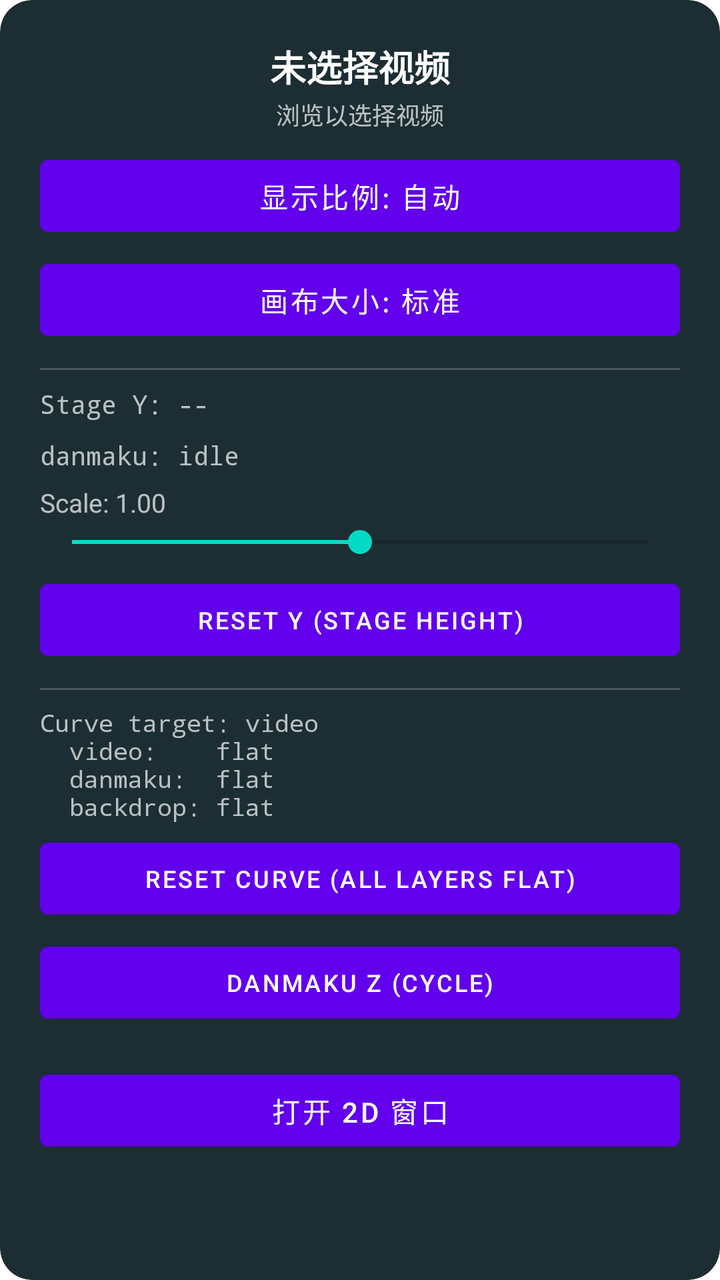
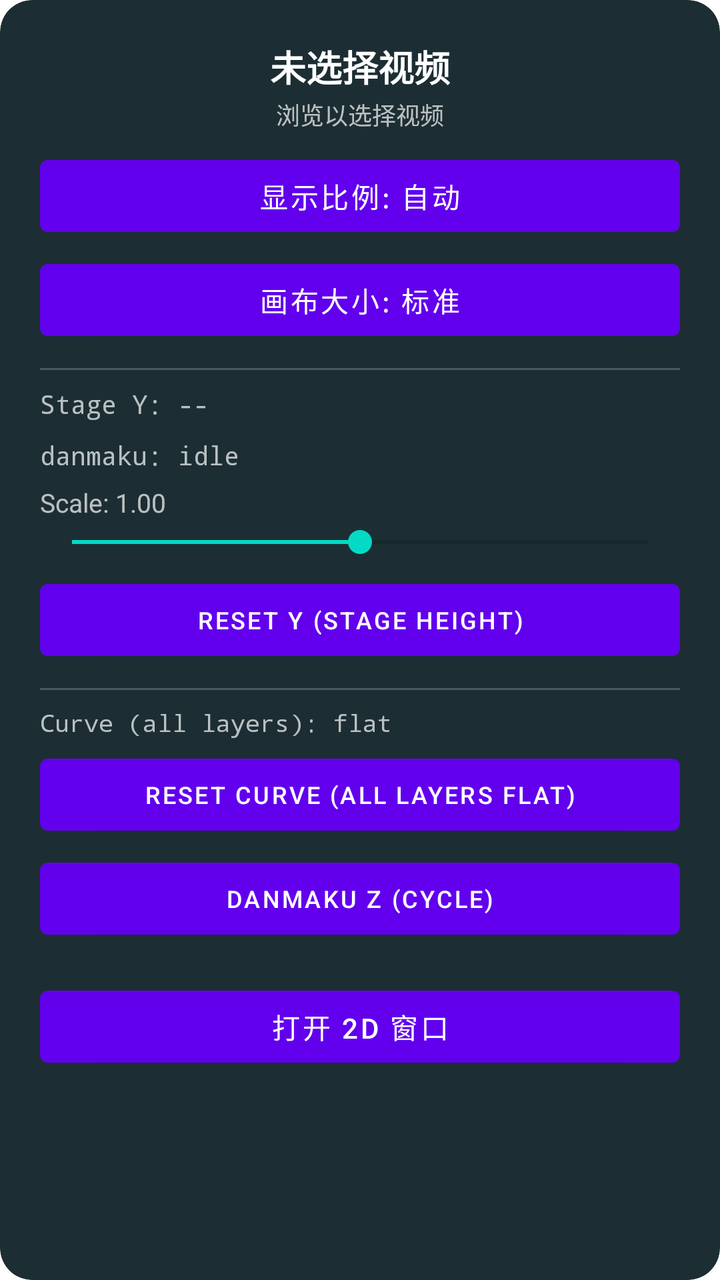

Two renders of the same Android screen: before a commit and after it. Below are the layout's source before the change and the commit's diff.
<!-- AndroidManifest.xml: fallback theme Theme.MaterialComponents.DayNight.NoActionBar -->
<!-- res/layout/mode_panel.xml -->
<?xml version="1.0" encoding="utf-8" ?>
<ScrollView
  xmlns:android="http://schemas.android.com/apk/res/android"
  android:layout_width="match_parent"
  android:layout_height="match_parent"
  android:background="@drawable/layout_bg"
  android:clipToOutline="true"
  android:scrollbars="vertical"
  android:fillViewport="true"
>
  <LinearLayout
    android:layout_width="match_parent"
    android:layout_height="wrap_content"
    android:orientation="vertical"
    android:gravity="center_horizontal"
    android:padding="20dp"
  >
    <TextView
      android:id="@+id/current_media_title"
      android:layout_width="match_parent"
      android:layout_height="wrap_content"
      android:ellipsize="end"
      android:gravity="center"
      android:lines="1"
      android:text="@string/detail_no_video"
      android:textColor="@android:color/white"
      android:textSize="18sp"
      android:textStyle="bold"
    />
    <TextView
      android:id="@+id/current_media_detail"
      android:layout_width="match_parent"
      android:layout_height="wrap_content"
      android:layout_marginTop="2dp"
      android:ellipsize="end"
      android:gravity="center"
      android:lines="1"
      android:text="@string/detail_browse_choose"
      android:textColor="#B3FFFFFF"
      android:textSize="12sp"
    />
    <Button
      android:id="@+id/retry_media_button"
      android:layout_width="wrap_content"
      android:layout_height="wrap_content"
      android:layout_marginTop="6dp"
      android:text="@string/retry"
      android:visibility="gone"
    />
    <Button
      android:id="@+id/display_ratio_button"
      android:layout_width="match_parent"
      android:layout_height="wrap_content"
      android:layout_marginTop="8dp"
      android:text="@string/display_ratio_auto"
    />
    <Button
      android:id="@+id/canvas_size_button"
      android:layout_width="match_parent"
      android:layout_height="wrap_content"
      android:layout_marginTop="4dp"
      android:text="@string/canvas_size_standard_label"
    />
    <View
      android:layout_width="match_parent"
      android:layout_height="1dp"
      android:layout_marginTop="10dp"
      android:background="#33FFFFFF"
    />

    
    <TextView
      android:id="@+id/stage_y_text"
      android:layout_width="match_parent"
      android:layout_height="wrap_content"
      android:layout_marginTop="8dp"
      android:textSize="13sp"
      android:fontFamily="monospace"
      android:textColor="#B3FFFFFF"
      android:text="Stage Y: --"
    />
    <TextView
      android:id="@+id/danmaku_status"
      android:layout_width="match_parent"
      android:layout_height="wrap_content"
      android:layout_marginTop="8dp"
      android:textSize="13sp"
      android:fontFamily="monospace"
      android:textColor="#B3FFFFFF"
      android:text="danmaku: idle"
    />
    <TextView
      android:id="@+id/scale_text"
      android:layout_width="match_parent"
      android:layout_height="wrap_content"
      android:layout_marginTop="6dp"
      android:textSize="13sp"
      android:textColor="#B3FFFFFF"
      android:text="Scale: 1.00"
    />
    <SeekBar
      android:id="@+id/scale_bar"
      android:layout_width="match_parent"
      android:layout_height="wrap_content"
      android:layout_marginTop="2dp"
      android:progress="500"
      android:max="1000"
    />
    <Button
      android:id="@+id/reset_stage_y_button"
      android:layout_width="match_parent"
      android:layout_height="wrap_content"
      android:layout_marginTop="6dp"
      android:text="Reset Y (stage height)"
      android:textSize="12sp"
    />
    <View
      android:layout_width="match_parent"
      android:layout_height="1dp"
      android:layout_marginTop="10dp"
      android:background="#33FFFFFF"
    />
    
    <TextView
      android:id="@+id/curvature_text"
      android:layout_width="match_parent"
      android:layout_height="wrap_content"
      android:layout_marginTop="8dp"
      android:fontFamily="monospace"
      android:textSize="12sp"
      android:textColor="#B3FFFFFF"
      android:text="Curve target: video\n  video:    flat\n  danmaku:  flat\n  backdrop: flat"
    />
    <Button
      android:id="@+id/reset_curve_button"
      android:layout_width="match_parent"
      android:layout_height="wrap_content"
      android:layout_marginTop="4dp"
      android:text="Reset curve (all layers flat)"
      android:textSize="12sp"
    />
    
    <Button
      android:id="@+id/danmaku_z_button"
      android:layout_width="match_parent"
      android:layout_height="wrap_content"
      android:layout_marginTop="4dp"
      android:text="Danmaku Z (cycle)"
      android:textSize="12sp"
    />

    <TextView
      android:id="@+id/debug_build_label"
      android:layout_width="match_parent"
      android:layout_height="wrap_content"
      android:layout_marginTop="8dp"
      android:gravity="center"
      android:textColor="#B3FFFFFF"
      android:textSize="11sp"
      android:visibility="gone"
    />
    <TextView
      android:id="@+id/debug_aspect_detail"
      android:layout_width="match_parent"
      android:layout_height="wrap_content"
      android:layout_marginTop="2dp"
      android:gravity="center"
      android:textColor="#B3FFFFFF"
      android:textSize="10sp"
      android:visibility="gone"
    />
    <Button
      android:id="@+id/debug_aspect_target_button"
      android:layout_width="match_parent"
      android:layout_height="wrap_content"
      android:layout_marginTop="4dp"
      android:text="Target: Default"
      android:visibility="gone"
    />
    <Button
      android:id="@+id/debug_aspect_plan_button"
      android:layout_width="match_parent"
      android:layout_height="wrap_content"
      android:layout_marginTop="4dp"
      android:text="Plan: Plan 1"
      android:visibility="gone"
    />
    <Button
      android:id="@+id/debug_aspect_apply_button"
      android:layout_width="match_parent"
      android:layout_height="wrap_content"
      android:layout_marginTop="4dp"
      android:text="Apply"
      android:visibility="gone"
    />
    <Button
      android:id="@+id/open_2d_button"
      android:layout_width="match_parent"
      android:layout_height="wrap_content"
      android:layout_marginTop="16dp"
      android:text="@string/open_2d"
    />
  </LinearLayout>
</ScrollView>
<!-- resources referenced by this layout -->
<resources>
  <!-- drawable layout_bg (drawable) -->
  <?xml version="1.0" encoding="UTF-8" ?>
  <shape xmlns:android="http://schemas.android.com/apk/res/android">
    <solid android:color="#FF1C2E33" />
    <corners android:radius="16dp" />
    <padding
      android:left="0dp"
      android:top="0dp"
      android:right="0dp"
      android:bottom="0dp"
    />
  </shape>
  <string name="canvas_size_standard_label">画布大小: 标准</string>
  <string name="detail_browse_choose">浏览以选择视频</string>
  <string name="detail_no_video">未选择视频</string>
  <string name="display_ratio_auto">显示比例: 自动</string>
  <string name="open_2d">打开 2D 窗口</string>
  <string name="retry">重试</string>
</resources>

<!-- the commit's change to res/layout/mode_panel.xml (unified diff, before → after) -->
@@ -129,7 +129,7 @@
       android:fontFamily="monospace"
       android:textSize="12sp"
       android:textColor="#B3FFFFFF"
-      android:text="Curve target: video\n  video:    flat\n  danmaku:  flat\n  backdrop: flat"
+      android:text="Curve (all layers): flat"
     />
     <Button
       android:id="@+id/reset_curve_button"
@@ -148,6 +148,37 @@
       android:text="Danmaku Z (cycle)"
       android:textSize="12sp"
     />
+    
+    <Button
+      android:id="@+id/backdrop_order_button"
+      android:layout_width="match_parent"
+      android:layout_height="wrap_content"
+      android:layout_marginTop="4dp"
+      android:text="Backdrop order (cycle)"
+      android:textSize="12sp"
+      android:visibility="gone"
+    />
+    <TextView
+      android:id="@+id/backdrop_order_status"
+      android:layout_width="match_parent"
+      android:layout_height="wrap_content"
+      android:layout_marginTop="2dp"
+      android:fontFamily="monospace"
+      android:textSize="11sp"
+      android:textColor="#B3FFFFFF"
+      android:text="backdrop order: 0 BASELINE"
+      android:visibility="gone"
+    />
+    
+    <Button
+      android:id="@+id/stage_tap_guard_button"
+      android:layout_width="match_parent"
+      android:layout_height="wrap_content"
+      android:layout_marginTop="4dp"
+      android:text="Stage tap guard: ON"
+      android:textSize="12sp"
+      android:visibility="gone"
+    />
 
     <TextView
       android:id="@+id/debug_build_label"
@@ -175,14 +206,6 @@
       android:layout_height="wrap_content"
       android:layout_marginTop="4dp"
       android:text="Target: Default"
-      android:visibility="gone"
-    />
-    <Button
-      android:id="@+id/debug_aspect_plan_button"
-      android:layout_width="match_parent"
-      android:layout_height="wrap_content"
-      android:layout_marginTop="4dp"
-      android:text="Plan: Plan 1"
       android:visibility="gone"
     />
     <Button
